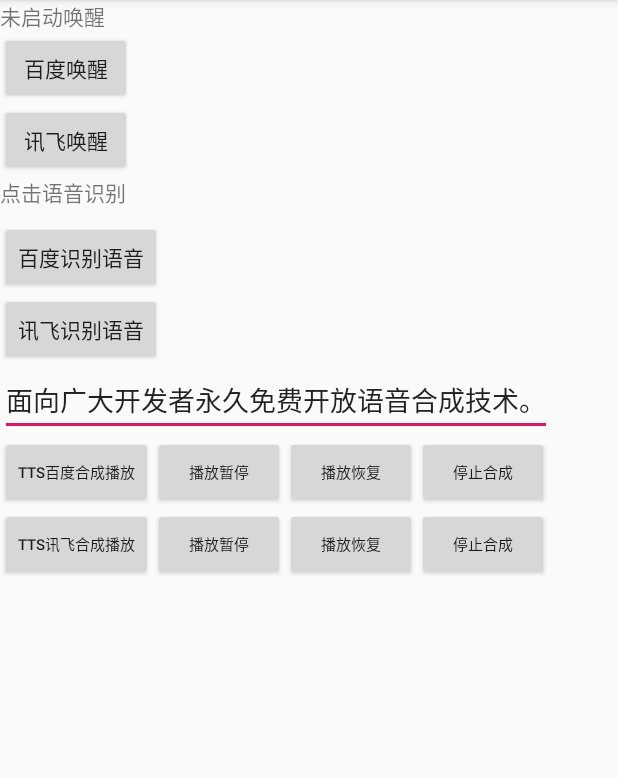
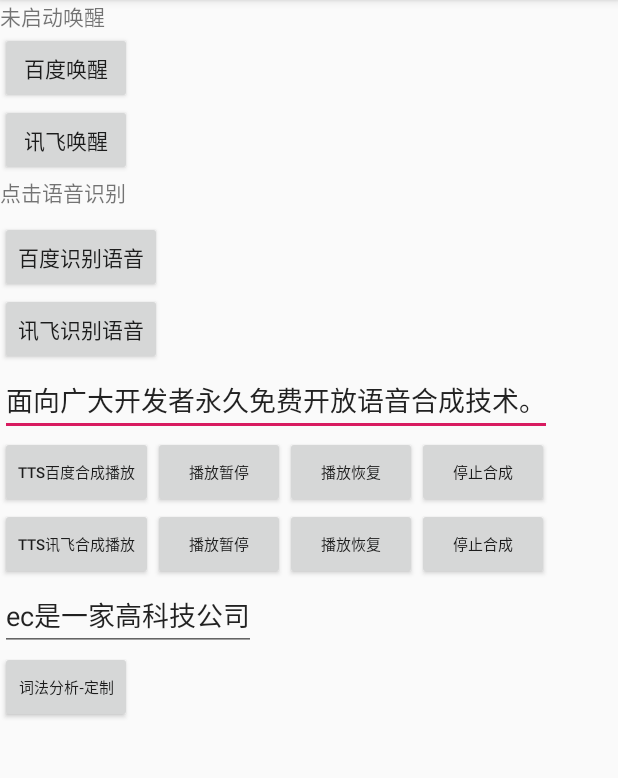
Before and after one commit to Ulez/CommonLib, an Android app: the screen it shows after launch (MainActivity), on a phone screen of 412 x 824 dp, the part 84-862 px from its top. Run offline under Robolectric (Android 15) with nearby library versions, the phone set to English and light mode, and no system bars; libraries missing offline, so code that uses them is left out: com.socks.library; network calls fail; 4 statements that could not run were skipped.

Commit message:
百度-词法分析

```diff
--- a/app/src/main/java/com/ulez/commonlib/MainActivity.java
+++ b/app/src/main/java/com/ulez/commonlib/MainActivity.java
@@ -5,6 +5,7 @@ import android.content.pm.PackageManager;
 import android.os.Build;
 import android.os.Bundle;
 import android.os.Handler;
+import android.os.Looper;
 import android.os.Message;
 import android.support.v7.app.AppCompatActivity;
 import android.util.Log;
@@ -18,6 +19,7 @@ import com.ulez.bdxflibrary.TtsException;
 import com.ulez.bdxflibrary.asr.AsrListener;
 import com.ulez.bdxflibrary.asr.AsrManager;
 import com.ulez.bdxflibrary.asr.WakeListener;
+import com.ulez.bdxflibrary.nlu.NluManager;
 import com.ulez.bdxflibrary.tts.TtsListener;
 import com.ulez.bdxflibrary.tts.TtsManager;
 
@@ -41,6 +43,8 @@ public class MainActivity extends AppCompatActivity implements View.OnClickListe
     private TtsManager ttsManager;
     private EditText etTts;
     private TextView wakeTextBd;
+    private TextView tvNlu;
+    private EditText etNlu;
 
     @Override
     protected void onCreate(Bundle savedInstanceState) {
@@ -54,10 +58,18 @@ public class MainActivity extends AppCompatActivity implements View.OnClickListe
             public void handleMessage(Message msg) {
                 super.handleMessage(msg);
                 handle(msg);
+                switch (msg.what){
+                    case 10086:
+                        tvNlu.setText((String)msg.obj);
+                        break;
+                }
+
             }
 
         };
         textView = findViewById(R.id.result);
+        tvNlu = findViewById(R.id.tv_nlu);
+        etNlu = findViewById(R.id.et_nlu);
         wakeTextBd = findViewById(R.id.textWake_bd);
 
         findViewById(R.id.bt_wake_bd).setOnClickListener(this);
@@ -84,6 +96,7 @@ public class MainActivity extends AppCompatActivity implements View.OnClickListe
         findViewById(R.id.bt_tts2_pause).setOnClickListener(this);
         findViewById(R.id.bt_tts2_resume).setOnClickListener(this);
         findViewById(R.id.bt_tts2_stop).setOnClickListener(this);
+        findViewById(R.id.bt_nlu).setOnClickListener(this);
 
         int permission;
         if (Build.VERSION.SDK_INT >= Build.VERSION_CODES.M) {
@@ -204,6 +217,19 @@ public class MainActivity extends AppCompatActivity implements View.OnClickListe
             case R.id.bt_tts2_stop:
                 ttsManager.stop();
                 break;
+            case R.id.bt_nlu:
+                new Thread(new Runnable() {
+                    @Override
+                    public void run() {
+                        String result = NluManager.getInstance().lexer_custom(etNlu.getText().toString());
+                        Log.e(TAG, result);
+                        Message ms=mainHandler.obtainMessage();
+                        ms.obj=result;
+                        ms.what=10086;
+                        mainHandler.sendMessage(ms);
+                    }
+                }).start();
+                break;
         }
     }
 }
--- a/app/src/main/res/layout/activity_main.xml
+++ b/app/src/main/res/layout/activity_main.xml
@@ -1,11 +1,16 @@
 <?xml version="1.0" encoding="utf-8"?>
-<LinearLayout xmlns:android="http://schemas.android.com/apk/res/android"
+<ScrollView xmlns:android="http://schemas.android.com/apk/res/android"
     xmlns:app="http://schemas.android.com/apk/res-auto"
     xmlns:tools="http://schemas.android.com/tools"
     android:layout_width="match_parent"
     android:layout_height="match_parent"
-    android:orientation="vertical"
     tools:context=".MainActivity">
+
+    <LinearLayout
+        android:layout_width="match_parent"
+        android:layout_height="wrap_content"
+        android:orientation="vertical">
+
 
         <TextView
             android:id="@+id/textWake_bd"
@@ -117,4 +122,26 @@
                 android:layout_height="wrap_content"
                 android:text="停止合成" />
         </LinearLayout>
+
+
+        <EditText
+            android:id="@+id/et_nlu"
+            android:layout_width="wrap_content"
+            android:layout_height="wrap_content"
+            android:text="ec是一家高科技公司" />
+
+
+        <Button
+            android:id="@+id/bt_nlu"
+            style="@style/bt"
+            android:layout_width="wrap_content"
+            android:layout_height="wrap_content"
+            android:text="词法分析-定制" />
+
+        <TextView
+            android:id="@+id/tv_nlu"
+            android:layout_width="wrap_content"
+            android:layout_height="match_parent" />
+
     </LinearLayout>
+</ScrollView>
--- a/bdxflibrary/build.gradle
+++ b/bdxflibrary/build.gradle
@@ -25,7 +25,6 @@ android {
 
 dependencies {
     implementation fileTree(dir: 'libs', include: ['*.jar'])
-
     implementation 'com.android.support:appcompat-v7:28.0.0'
     implementation 'com.android.support.constraint:constraint-layout:1.1.3'
     testImplementation 'junit:junit:4.12'
@@ -33,4 +32,7 @@ dependencies {
     androidTestImplementation 'com.android.support.test.espresso:espresso-core:3.0.2'
     implementation 'com.google.code.gson:gson:2.8.5'
     implementation 'com.github.zhaokaiqiang.klog:library:1.6.0'
+    implementation('com.baidu.aip:java-sdk:4.11.3', {
+        exclude group: 'org.json', module: 'json'
+    })
 }
```
Also changed, not shown: bdxflibrary/src/main/java/com/ulez/bdxflibrary/nlu/NluManager.java (added, +54 -0 lines). Lines whose indentation alone changed are shown as unchanged.
